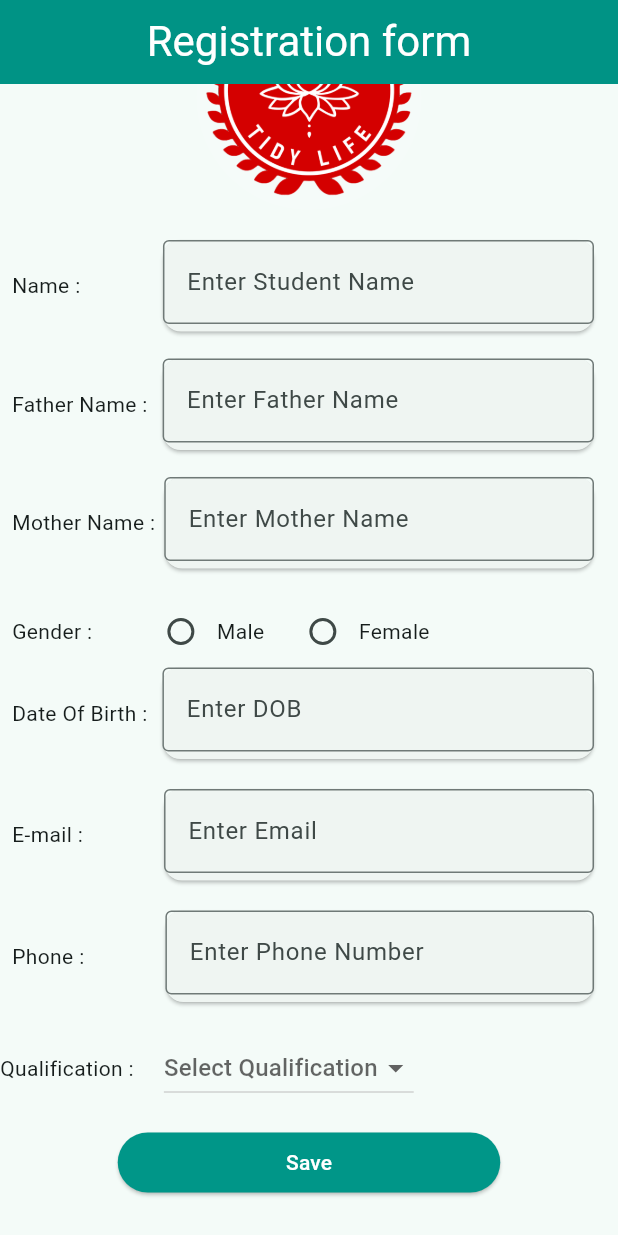
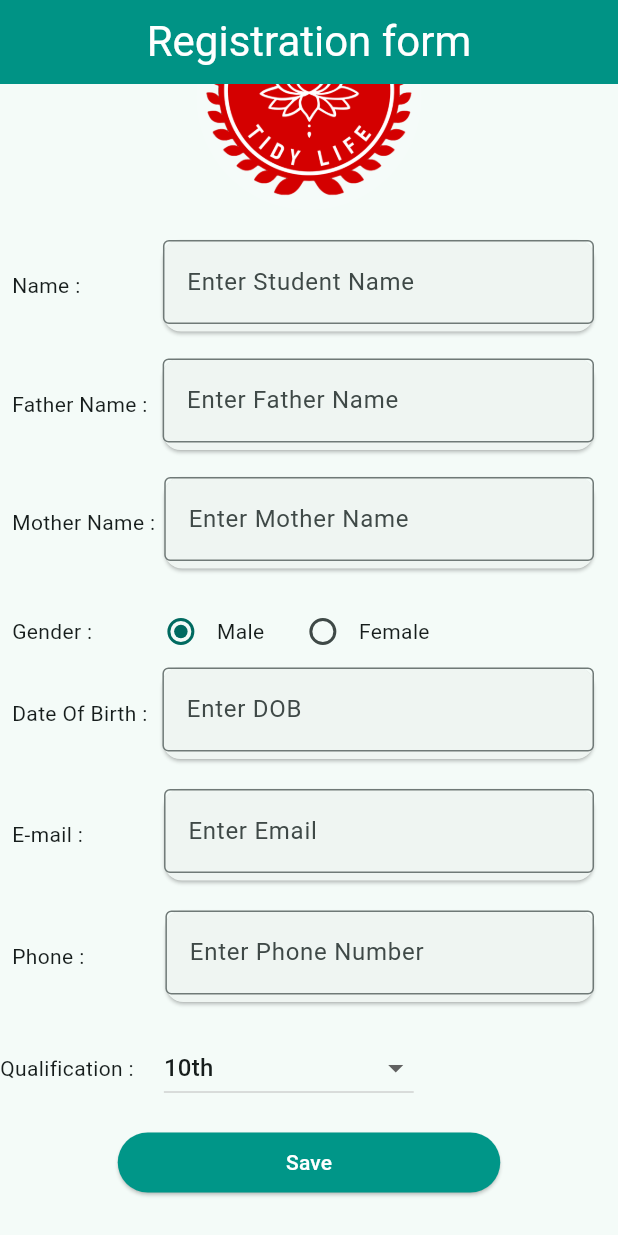
Before and after one commit to chandru2309/registration_tidy, a Flutter app: the screen it shows after launch, scrolled down 118 dp, on a phone screen of 412 x 824 dp. Run offline on Flutter 3.47's test engine with Material 3 defaults, Android fonts, the phone set to English and light mode, and no system bars; our stand-ins replace loading_animation_widget, sqflite; accounts and stored records are empty.

Commit message:
intial commit

```diff
--- a/lib/form_screen.dart
+++ b/lib/form_screen.dart
@@ -5,17 +5,14 @@ import 'package:registration_tidy/list_screen.dart';
 import 'main.dart';
 
 class FormScreen extends StatefulWidget {
-  const FormScreen({super.key});
+  const FormScreen({Key? key});
 
   @override
   State<FormScreen> createState() => _FormScreenState();
 }
 
 class _FormScreenState extends State<FormScreen> {
-  @override
-  void initState() {
-    super.initState();
-  }
+  final GlobalKey<FormState> _formKey = GlobalKey<FormState>();
 
   var studentNameController = TextEditingController();
   var fatherNameController = TextEditingController();
@@ -23,26 +20,26 @@ class _FormScreenState extends State<FormScreen> {
   var dateOfBirthController = TextEditingController();
   var emailController = TextEditingController();
   var phoneController = TextEditingController();
-  var selectedGender;
-  var _selectedQualification;
+  var selectedGender = 'Male'; // Default gender
+  var _selectedQualification = '10th'; // Default qualification
 
   @override
   Widget build(BuildContext context) {
     return Scaffold(
       appBar: AppBar(
         backgroundColor: Colors.teal,
-        centerTitle: mounted,
+        centerTitle: true,
         title: Text(
           'Registration form',
           style: TextStyle(fontSize: 28, color: Colors.white),
         ),
       ),
       body: SingleChildScrollView(
+        child: Form(
+          key: _formKey,
           child: Column(
             children: [
-            SizedBox(
-              height: 5,
-            ),
+              SizedBox(height: 5),
               Center(
                 child: Padding(
                   padding: const EdgeInsets.all(8.0),
@@ -50,149 +47,176 @@ class _FormScreenState extends State<FormScreen> {
                     'Tidy Life Pvt Ltd',
                     style: TextStyle(fontWeight: FontWeight.bold, fontSize: 22),
                   ),
-            )),
+                ),
+              ),
               Stack(
                 children: [
                   CircleAvatar(
                     backgroundColor: Colors.white10,
-                  backgroundImage:
-                      AssetImage('image/500x500-square-bg-trans.png'),
+                    backgroundImage: AssetImage('image/500x500-square-bg-trans.png'),
                     radius: 75,
                   ),
                 ],
               ),
-            SizedBox(
-              height: 20,
-            ),
+              SizedBox(height: 20),
               Row(
                 children: [
                   Padding(
                     padding: const EdgeInsets.only(left: 8),
                     child: Text('Name :'),
                   ),
-                SizedBox(
-                  width: 55,
+                  SizedBox(width: 55),
+                  reusableFormField(
+                    studentNameController,
+                    'Enter Student Name',
+                        (value) {
+                      if (value!.isEmpty) {
+                        return 'Please enter a name';
+                      }
+                      return null; // Return null if the input is valid
+                    },
                   ),
-                reuseableFormField(studentNameController, 'Enter Student Name'),
                 ],
               ),
-            SizedBox(
-              height: 18,
-            ),
+              SizedBox(height: 18),
               Row(
                 children: [
                   Padding(
                     padding: const EdgeInsets.only(left: 8),
                     child: Text('Father Name :'),
                   ),
-                SizedBox(
-                  width: 10,
+                  SizedBox(width: 10),
+                  reusableFormField(
+                    fatherNameController,
+                    'Enter Father Name',
+                        (value) {
+                      if (value!.isEmpty) {
+                        return 'Please enter father\'s name';
+                      }
+                      return null;
+                    },
                   ),
-                reuseableFormField(fatherNameController, 'Enter Father Name'),
                 ],
               ),
-            SizedBox(
-              height: 18,
-            ),
+              SizedBox(height: 18),
               Row(
                 children: [
                   Padding(
                     padding: const EdgeInsets.only(left: 8),
                     child: Text('Mother Name :'),
                   ),
-                SizedBox(
-                  width: 6,
+                  SizedBox(width: 6),
+                  reusableFormField(
+                    motherNameController,
+                    'Enter Mother Name',
+                        (value) {
+                      if (value!.isEmpty) {
+                        return 'Please enter mother\'s name';
+                      }
+                      return null;
+                    },
                   ),
-                reuseableFormField(motherNameController, 'Enter Mother Name'),
                 ],
               ),
-            SizedBox(
-              height: 18,
-            ),
+              SizedBox(height: 18),
               Row(
                 children: [
                   Padding(
                     padding: const EdgeInsets.only(left: 8),
                     child: Text('Gender :'),
                   ),
-                SizedBox(
-                  width: 35,
-                ),
+                  SizedBox(width: 35),
+                  Row(
+                    children: [
                       Radio(
                         value: 'Male',
                         groupValue: selectedGender,
                         onChanged: (value) {
                           setState(() {
-                        selectedGender = value;
+                            selectedGender = value.toString();
                           });
-                    }),
+                        },
+                      ),
                       Text('Male'),
-                SizedBox(
-                  width: 15,
-                ),
+                      SizedBox(width: 15),
                       Radio(
                         value: 'Female',
                         groupValue: selectedGender,
                         onChanged: (value) {
                           setState(() {
-                      selectedGender = value;
+                            selectedGender = value.toString();
                           });
                         },
                       ),
-                Text('Female')
+                      Text('Female'),
+                    ],
+                  ),
                 ],
               ),
               Row(
                 children: [
                   Padding(
                     padding: const EdgeInsets.only(left: 8),
-                  child: Text(
-                    'Date Of Birth :',
+                    child: Text('Date Of Birth :'),
                   ),
+                  SizedBox(width: 10),
+                  reusableFormField(
+                    dateOfBirthController,
+                    'Enter DOB',
+                        (value) {
+                      if (value!.isEmpty) {
+                        return 'Please enter your date of birth';
+                      }
+                      return null;
+                    },
                   ),
-                SizedBox(
-                  width: 10,
-                ),
-                reuseableFormField(dateOfBirthController, 'Enter DOB'),
                 ],
               ),
-            SizedBox(
-              height: 20,
-            ),
+              SizedBox(height: 20),
               Row(
                 children: [
                   Padding(
                     padding: const EdgeInsets.only(left: 8),
-                  child: Text(
-                    'E-mail :',
+                    child: Text('E-mail :'),
                   ),
+                  SizedBox(width: 54),
+                  reusableFormField(
+                    emailController,
+                    'Enter Email',
+                        (value) {
+                      if (value!.isEmpty) {
+                        return 'Please enter an email';
+                      } else if (!value!.contains('@')) {
+                        return 'Please enter a valid email';
+                      }
+                      return null;
+                    },
                   ),
-                SizedBox(
-                  width: 54,
-                ),
-                reuseableFormField(emailController, 'Enter Email'),
                 ],
               ),
-            SizedBox(
-              height: 20,
-            ),
+              SizedBox(height: 20),
               Row(
                 children: [
                   Padding(
                     padding: const EdgeInsets.only(left: 8),
-                  child: Text(
-                    'Phone :',
+                    child: Text('Phone :'),
                   ),
+                  SizedBox(width: 54),
+                  reusableFormField(
+                    phoneController,
+                    'Enter Phone Number',
+                        (value) {
+                      if (value!.isEmpty) {
+                        return 'Please enter a phone number';
+                      } else if (value?.length != 10) {
+                        return 'Phone number must be 10 digits';
+                      }
+                      return null;
+                    },
                   ),
-                SizedBox(
-                  width: 54,
-                ),
-                reuseableFormField(phoneController, 'Enter Phone Number'),
                 ],
               ),
-            SizedBox(
-              height: 20,
-            ),
+              SizedBox(height: 20),
               Row(
                 children: [
                   Text('Qualification :'),
@@ -212,43 +236,40 @@ class _FormScreenState extends State<FormScreen> {
                       }).toList(),
                       onChanged: (value) {
                         setState(() {
-                        _selectedQualification = value;
+                          _selectedQualification = value.toString();
                         });
                       },
                     ),
-                )
+                  ),
                 ],
               ),
-            SizedBox(
-              height: 15,
-            ),
+              SizedBox(height: 15),
               SizedBox(
                 width: 255,
                 child: ElevatedButton(
                   style: ButtonStyle(
-                      backgroundColor: MaterialStatePropertyAll(Colors.teal)),
-                  onPressed: () {
-                    print('----> Save Button Clicked');
-                    _save();
-                    Navigator.of(context).push(
-                        MaterialPageRoute(builder: (context) => ListScreen()));
-                  },
+                    backgroundColor: MaterialStatePropertyAll(Colors.teal),
+                  ),
+                  onPressed: _save,
                   child: Text(
                     'Save',
                     style: TextStyle(color: Colors.white),
-                  )),
                   ),
-            SizedBox(
-              height: 25,
                 ),
+              ),
+              SizedBox(height: 25),
             ],
+          ),
         ),
       ),
     );
   }
 
   void _save() async {
-    print('---->save');
+    if (_formKey.currentState!.validate()) {
+      _formKey.currentState!.save();
+
+      print('----> Save Button Clicked');
       print('---->Student Name:${studentNameController.text}');
       print('---->Father Name:${fatherNameController.text}');
       print('---->Mother Name:${motherNameController.text}');
@@ -265,23 +286,25 @@ class _FormScreenState extends State<FormScreen> {
         DataBaseHelper.columnDateOfBirth: dateOfBirthController.text,
         DataBaseHelper.columnEmail: emailController.text,
         DataBaseHelper.columnPhone: phoneController.text,
-      DataBaseHelper.columnGender: selectedGender.toString(),
-      DataBaseHelper.columnQualification: _selectedQualification.toString(),
+        DataBaseHelper.columnGender: selectedGender,
+        DataBaseHelper.columnQualification: _selectedQualification,
       };
       final result = await dbHelper.insertregistrationdetails(row);
       print('-------------------$result');
-    _showSuccessSnacksBar(this.context, 'Saved Successfully');
-    Navigator.of(context)
-        .push(MaterialPageRoute(builder: (context) => ListScreen()));
+      _showSuccessSnackBar('Saved Successfully');
+      Navigator.of(context).push(MaterialPageRoute(builder: (context) => ListScreen()));
+    }
   }
 
-  void _showSuccessSnacksBar(BuildContext context, String message) {
-    ScaffoldMessenger.of(context)
-        .showSnackBar(new SnackBar(content: new Text(message)));
+  void _showSuccessSnackBar(String message) {
+    ScaffoldMessenger.of(context).showSnackBar(SnackBar(content: Text(message)));
   }
 
-  Widget reuseableFormField(
-      TextEditingController userController, String hintname) {
+  Widget reusableFormField(
+      TextEditingController userController,
+      String hintname,
+      String? Function(String?)? validator,
+      ) {
     return Expanded(
       child: Container(
         height: 61,
@@ -293,6 +316,7 @@ class _FormScreenState extends State<FormScreen> {
               border: OutlineInputBorder(),
               hintText: hintname,
             ),
+            validator: validator,
           ),
         ),
       ),
```
Also changed, not shown: lib/edit_form_screen.dart (+112 -30 lines), lib/splash_screen.dart (line endings or trailing spaces). Lines whose indentation alone changed are shown as unchanged.
